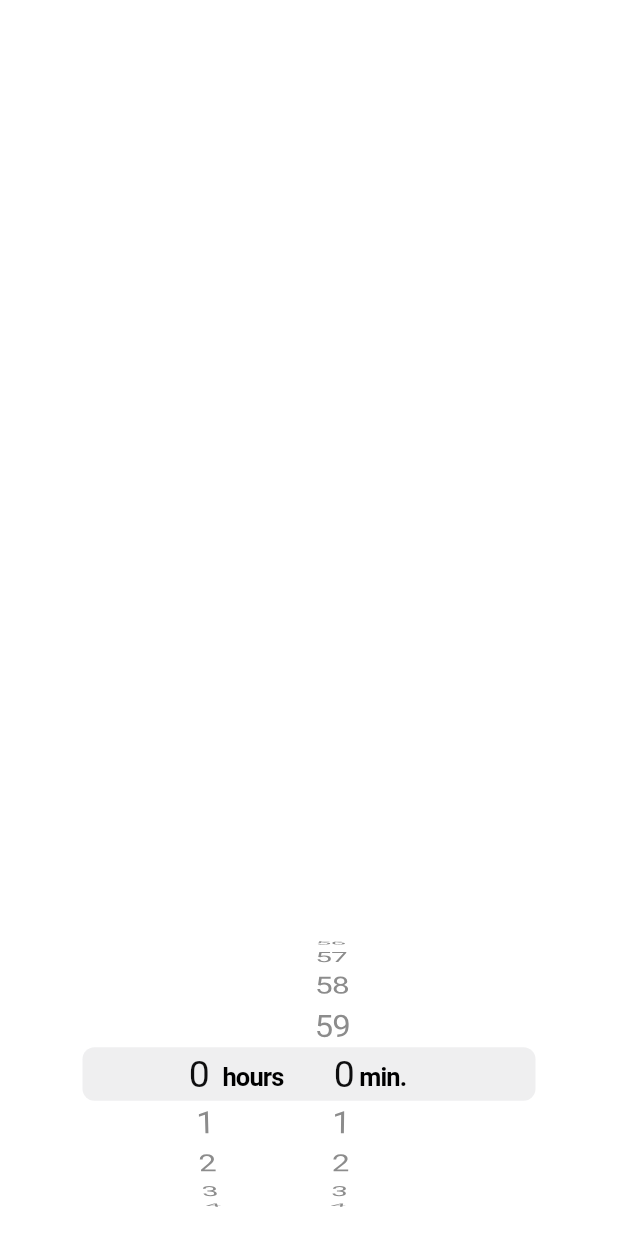
After one commit to octorose/D.one, a Flutter app: the Cupert screen opened directly, on a phone screen of 412 x 824 dp. The commit adds this screen. Run offline on Flutter 3.47's test engine with Material 2 defaults, Android fonts, the phone set to English and light mode, and no system bars; our stand-ins replace google_sign_in, percent_indicator, shared_preferences; missing offline and left inert: horizontal_center_date_picker, tab_container; accounts and stored records are empty.

Commit message:
adding sport data entry screen

```diff
--- /dev/null
+++ b/lib/Widgets/time.dart
@@ -0,0 +1,40 @@
+import 'package:flutter/cupertino.dart';
+import 'package:flutter/material.dart';
+
+class Cupert extends StatefulWidget {
+
+  @override
+  _CupertState createState() => _CupertState();
+}
+
+class _CupertState extends State<Cupert> {
+  var value = "";
+
+  @override
+  Widget build(BuildContext context) {
+    return Scaffold(
+      backgroundColor: Colors.white,
+      body: SafeArea(
+        child: Column(
+          children: <Widget>[
+            Expanded(
+              child: Center(
+                child: Text(
+                  "$value"
+                ),
+              ),
+            ),
+            CupertinoTimerPicker(
+              mode: CupertinoTimerPickerMode.hm,
+              onTimerDurationChanged: (value){
+                setState(() {
+                  this.value = value.toString();
+                });
+              },
+            ),
+          ],
+        ),
+      ),
+    );
+  }
+}
--- a/lib/screens/add_menu.dart
+++ b/lib/screens/add_menu.dart
@@ -5,6 +5,8 @@ import 'package:flutter_application_1/Widgets/drawer.dart';
 import 'package:flutter_application_1/screens/bloodtest.dart';
 import 'package:flutter_application_1/screens/menu.dart';
 import 'dart:math';
+
+import 'package:flutter_application_1/screens/sport.dart';
 
 String generateRandomString(int len) {
   var r = Random();
@@ -104,6 +106,8 @@ class _addState extends State<add> {
                   FloatingActionButton(
                     heroTag: generateRandomString(7),
                     onPressed: () {
+                      Navigator.push(context,
+                          MaterialPageRoute(builder: (context) => Sport()));
                       print('10');
                     },
                     shape: const StadiumBorder(
--- a/lib/screens/menu.dart
+++ b/lib/screens/menu.dart
@@ -23,7 +23,7 @@ class _menuState extends State<menu> {
   Widget build(BuildContext context) {
     var now = DateTime.now();
     DateTime startDate = now.subtract(Duration(days: 14));
-    DateTime endDate = now.add(Duration(days: 7));
+    DateTime endDate = now.add(Duration(days: 0));
     print('startDate = $startDate ; endDate = $endDate');
     return MaterialApp(
       debugShowCheckedModeBanner: false,
```
Also changed, not shown: lib/Widgets/sportdata.dart (added, +28 -0 lines), lib/screens/sport.dart (added, +150 -0 lines), assets/aerobics.jpg (added), assets/cycling.jpg (added), assets/lifting.jpg (added), assets/running.jpg (added), assets/swimming.jpg (added).
